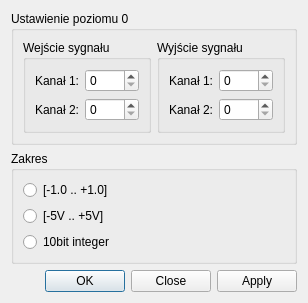
The window that Blocks/RT/AtLPT_Settings.ui (zaps166/DSPBlocks) describes before a commit, drawn with Qt 5.
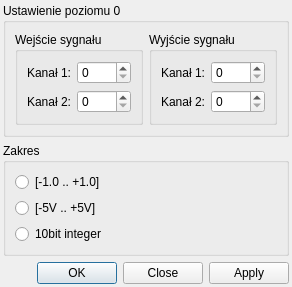
The same window after the commit.

```diff
--- a/Blocks/RT/AtLPT_Settings.ui
+++ b/Blocks/RT/AtLPT_Settings.ui
@@ -6,14 +6,26 @@
    <rect>
     <x>0</x>
     <y>0</y>
-    <width>296</width>
-    <height>261</height>
+    <width>292</width>
+    <height>257</height>
    </rect>
   </property>
   <property name="windowTitle">
    <string>Ustawienia AtLPT</string>
   </property>
   <layout class="QGridLayout" name="gridLayout_3">
+   <property name="leftMargin">
+    <number>3</number>
+   </property>
+   <property name="topMargin">
+    <number>3</number>
+   </property>
+   <property name="rightMargin">
+    <number>3</number>
+   </property>
+   <property name="bottomMargin">
+    <number>3</number>
+   </property>
    <item row="1" column="0">
     <widget class="QGroupBox" name="groupBox_4">
      <property name="title">
```
